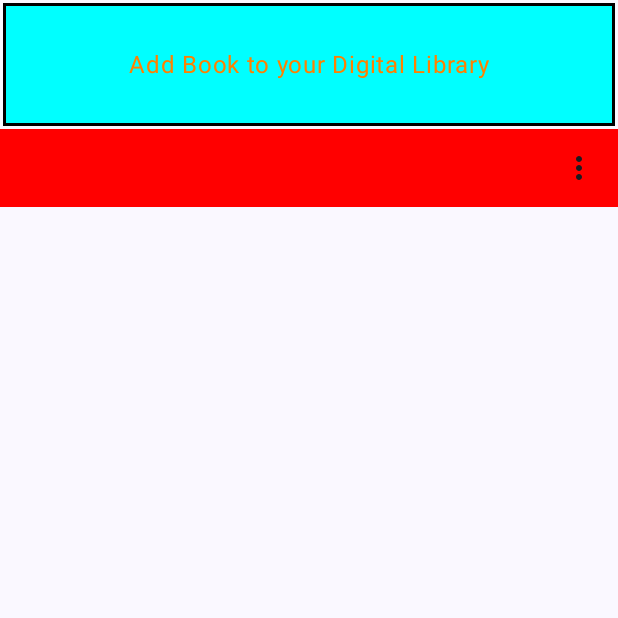
After one commit to nRekus/DigitalLibrary, an Android app built with Jetpack Compose: the composable FetchedBookScreen shown on its own in the app's theme, on a phone screen of 412 x 824 dp, the top half of it. The commit adds this screen. Run offline under Robolectric (Android 15) with nearby library versions, the phone set to English and light mode, and no system bars.

Commit message:
feat(ui): adding screen for fetched book data from api

```diff
--- /dev/null
+++ b/app/src/main/java/com/example/visitenkarte/ui/FetchedBookScreen.kt
@@ -0,0 +1,76 @@
+package com.example.visitenkarte.ui
+
+import androidx.compose.foundation.BorderStroke
+import androidx.compose.foundation.background
+import androidx.compose.foundation.border
+import androidx.compose.foundation.layout.Arrangement
+import androidx.compose.foundation.layout.Box
+import androidx.compose.foundation.layout.Column
+import androidx.compose.foundation.layout.fillMaxHeight
+import androidx.compose.foundation.layout.fillMaxSize
+import androidx.compose.foundation.layout.fillMaxWidth
+import androidx.compose.foundation.layout.padding
+import androidx.compose.material.icons.Icons
+import androidx.compose.material.icons.filled.MoreVert
+import androidx.compose.material3.DropdownMenu
+import androidx.compose.material3.DropdownMenuItem
+import androidx.compose.material3.Icon
+import androidx.compose.material3.IconButton
+import androidx.compose.material3.Text
+import androidx.compose.runtime.Composable
+import androidx.compose.runtime.mutableStateOf
+import androidx.compose.runtime.remember
+import androidx.compose.ui.Alignment
+import androidx.compose.ui.Modifier
+import androidx.compose.ui.graphics.Color
+import androidx.compose.ui.tooling.preview.Preview
+import androidx.compose.ui.unit.dp
+import com.example.visitenkarte.model.ReadingStatus
+
+@Composable
+fun FetchedBookScreen(
+    modifier: Modifier = Modifier
+) {
+    val expanded = remember { mutableStateOf(false) }
+    Column(
+        verticalArrangement = Arrangement.Top,
+        horizontalAlignment = Alignment.CenterHorizontally,
+        modifier = modifier.fillMaxSize()) {
+        Box(modifier
+            .padding(2.dp)
+            .fillMaxWidth()
+            .fillMaxHeight(0.1f)
+            .background(Color.Cyan)
+            .border(BorderStroke(2.dp, Color.Black)),
+            contentAlignment = Alignment.Center){
+            Text("Add Book to your Digital Library",color=Color.hsv(30f,1f,1f))
+        }
+        Column(modifier.fillMaxWidth().background(Color.Red)) {
+            IconButton(
+                onClick = { expanded.value = !expanded.value },
+                modifier.padding(2.dp).align(alignment = Alignment.End)
+            ) { Icon(Icons.Default.MoreVert,
+                contentDescription="asd",
+                modifier.padding(2.dp))
+                }
+            DropdownMenu(
+                expanded = expanded.value,
+                onDismissRequest = {expanded.value = !expanded.value},
+                modifier.padding(2.dp).align(Alignment.End)
+            ) {
+                    for (rs in ReadingStatus.entries.toTypedArray()) {
+                        DropdownMenuItem(
+                            text = { Text(rs.status) },
+                            onClick = { expanded.value = false },
+                        )
+                    }
+            }
+        }
+    }
+}
+
+@Preview
+@Composable
+fun FetchedPreview(){
+    FetchedBookScreen()
+}
```
Also changed, not shown: app/src/main/java/com/example/visitenkarte/MainActivity.kt (+19 -9 lines).
